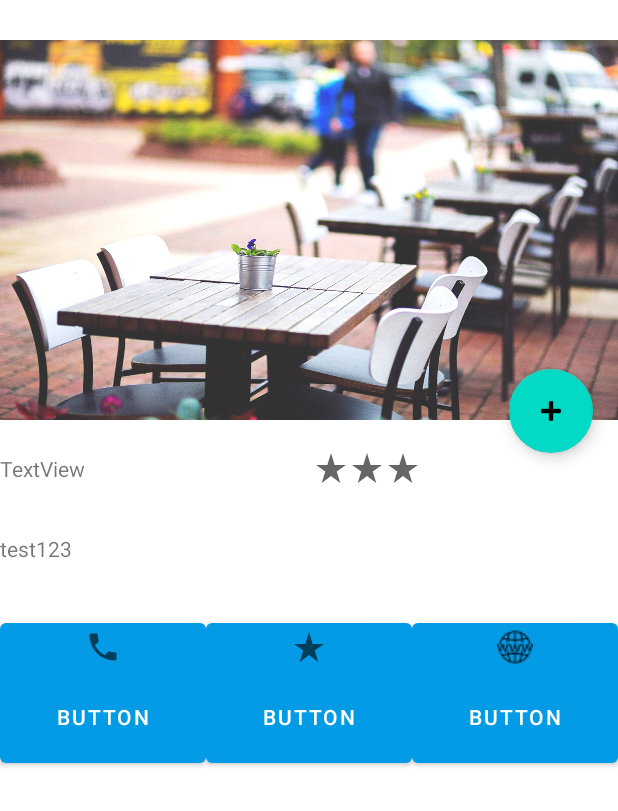
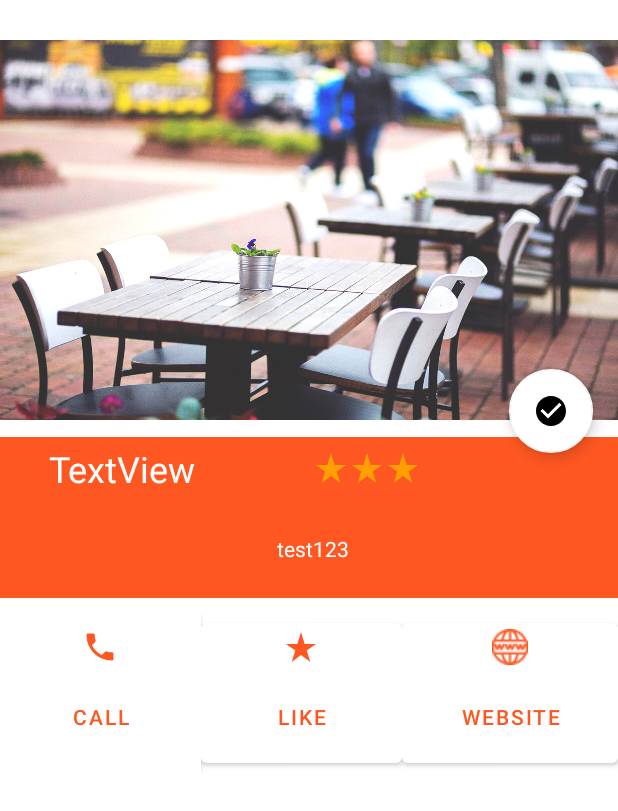
Before and after one commit to coursju/Go4Lunch, an Android app: the layout fragment_detail.xml on its own in the app's theme, with its tools: preview values and no code run, on a phone screen of 412 x 824 dp. Shown: the top 811 px of the screen. Run offline under Robolectric (Android 15) with nearby library versions, the phone set to English and light mode, and no system bars.

```diff
--- a/app/src/main/java/com/coursju/go4lunch/authentification/AuthentificationActivity.java
+++ b/app/src/main/java/com/coursju/go4lunch/authentification/AuthentificationActivity.java
@@ -5,12 +5,12 @@ import android.os.Bundle;
 import androidx.appcompat.app.AppCompatActivity;
 
 import com.coursju.go4lunch.R;
+import com.coursju.go4lunch.base.BaseActivity;
 
-public class AuthentificationActivity extends AppCompatActivity {
+public class AuthentificationActivity extends BaseActivity {
 
     @Override
-    protected void onCreate(Bundle savedInstanceState) {
-        super.onCreate(savedInstanceState);
-        setContentView(R.layout.activity_authentification);
+    public int getFragmentLayout() {
+        return R.layout.activity_authentification;
     }
 }
--- /dev/null
+++ b/app/src/main/java/com/coursju/go4lunch/base/BaseActivity.java
@@ -0,0 +1,50 @@
+package com.coursju.go4lunch.base;
+
+
+import android.os.Bundle;
+import android.widget.Toast;
+
+import androidx.annotation.NonNull;
+import androidx.annotation.Nullable;
+import androidx.appcompat.app.ActionBar;
+import androidx.appcompat.app.AppCompatActivity;
+
+import com.coursju.go4lunch.R;
+import com.google.android.gms.tasks.OnFailureListener;
+import com.google.firebase.auth.FirebaseAuth;
+import com.google.firebase.auth.FirebaseUser;
+
+import butterknife.ButterKnife;
+
+
+public abstract class BaseActivity extends AppCompatActivity {
+
+    @Override
+    protected void onCreate(@Nullable Bundle savedInstanceState) {
+        super.onCreate(savedInstanceState);
+        this.setContentView(this.getFragmentLayout());
+        ButterKnife.bind(this);
+    }
+
+    public abstract int getFragmentLayout();
+
+    protected void configureToolbar(){
+        ActionBar ab = getSupportActionBar();
+        ab.setDisplayHomeAsUpEnabled(true);
+    }
+
+
+    @Nullable
+    protected FirebaseUser getCurrentUser(){ return FirebaseAuth.getInstance().getCurrentUser(); }
+
+    protected Boolean isCurrentUserLogged(){ return (this.getCurrentUser() != null); }
+
+    protected OnFailureListener onFailureListener(){
+        return new OnFailureListener() {
+            @Override
+            public void onFailure(@NonNull Exception e) {
+                Toast.makeText(getApplicationContext(), getString(R.string.error_unknown_error), Toast.LENGTH_LONG).show();
+            }
+        };
+    }
+}
--- a/app/src/main/res/drawable/ic_baseline_phone_24.xml
+++ b/app/src/main/res/drawable/ic_baseline_phone_24.xml
@@ -3,7 +3,7 @@
     android:height="24dp"
     android:viewportWidth="24"
     android:viewportHeight="24"
-    android:tint="?attr/colorControlNormal">
+    android:tint="@color/orange_design">
   <path
       android:fillColor="@android:color/white"
       android:pathData="M6.62,10.79c1.44,2.83 3.76,5.14 6.59,6.59l2.2,-2.2c0.27,-0.27 0.67,-0.36 1.02,-0.24 1.12,0.37 2.33,0.57 3.57,0.57 0.55,0 1,0.45 1,1V20c0,0.55 -0.45,1 -1,1 -9.39,0 -17,-7.61 -17,-17 0,-0.55 0.45,-1 1,-1h3.5c0.55,0 1,0.45 1,1 0,1.25 0.2,2.45 0.57,3.57 0.11,0.35 0.03,0.74 -0.25,1.02l-2.2,2.2z"/>
--- a/app/src/main/res/drawable/ic_baseline_star_rate_24.xml
+++ b/app/src/main/res/drawable/ic_baseline_star_rate_24.xml
@@ -3,7 +3,7 @@
     android:height="24dp"
     android:viewportWidth="24"
     android:viewportHeight="24"
-    android:tint="?attr/colorControlNormal">
+    android:tint="@color/orange_design">
   <path
       android:fillColor="@android:color/white"
       android:pathData="M14.43,10l-2.43,-8l-2.43,8l-7.57,0l6.18,4.41l-2.35,7.59l6.17,-4.69l6.18,4.69l-2.35,-7.59l6.17,-4.41z"/>
--- /dev/null
+++ b/app/src/main/res/drawable/ic_check_circle_black_48dp.xml
@@ -0,0 +1,9 @@
+<vector xmlns:android="http://schemas.android.com/apk/res/android"
+    android:width="48dp"
+    android:height="48dp"
+    android:viewportWidth="24"
+    android:viewportHeight="24">
+  <path
+      android:pathData="M12,2C6.48,2 2,6.48 2,12s4.48,10 10,10 10,-4.48 10,-10S17.52,2 12,2zM10,17l-5,-5 1.41,-1.41L10,14.17l7.59,-7.59L19,8l-9,9z"
+      android:fillColor="#009688"/>
+</vector>
--- a/app/src/main/res/layout/activity_main_nav_header.xml
+++ b/app/src/main/res/layout/activity_main_nav_header.xml
@@ -7,7 +7,6 @@
     android:layout_height="@dimen/nav_header_height">
 
     <ImageView
-        android:id="@+id/imageView"
         android:layout_width="wrap_content"
         android:layout_height="wrap_content"
         app:layout_constraintBottom_toBottomOf="parent"
@@ -28,7 +27,6 @@
         app:layout_constraintVertical_bias="0.0">
 
         <TextView
-            android:id="@+id/textView5"
             android:layout_width="wrap_content"
             android:layout_height="wrap_content"
             android:text="@string/app_name"
--- a/app/src/main/res/layout/fragment_detail.xml
+++ b/app/src/main/res/layout/fragment_detail.xml
@@ -7,25 +7,26 @@
     android:layout_height="match_parent">
 
     <com.google.android.material.floatingactionbutton.FloatingActionButton
-        android:id="@+id/floatingActionButton"
+        android:id="@+id/details_floatingActionButton"
         android:layout_width="wrap_content"
         android:layout_height="wrap_content"
         android:clickable="true"
-        app:layout_constraintBottom_toTopOf="@+id/linearLayout"
+        android:src="@drawable/ic_check_circle_black_48dp"
+        app:backgroundTint="#FFFFFF"
+        app:layout_constraintBottom_toTopOf="@+id/details_linearLayout"
         app:layout_constraintEnd_toEndOf="parent"
         app:layout_constraintHorizontal_bias="0.954"
         app:layout_constraintStart_toStartOf="parent"
-        app:layout_constraintTop_toBottomOf="@+id/imageView"
-        app:layout_constraintVertical_bias="0.767"
-        app:srcCompat="@android:drawable/ic_input_add" />
+        app:layout_constraintTop_toBottomOf="@+id/details_imageView"
+        app:layout_constraintVertical_bias="0.767" />
 
     <ImageView
-        android:id="@+id/imageView"
+        android:id="@+id/details_imageView"
         android:layout_width="420dp"
         android:layout_height="253dp"
         android:layout_marginTop="16dp"
         android:scaleType="fitXY"
-        app:layout_constraintBottom_toTopOf="@+id/linearLayout"
+        app:layout_constraintBottom_toTopOf="@+id/details_linearLayout"
         app:layout_constraintEnd_toEndOf="parent"
         app:layout_constraintHorizontal_bias="0.436"
         app:layout_constraintStart_toStartOf="parent"
@@ -33,51 +34,61 @@
         tools:srcCompat="@drawable/ic_fortests_restau" />
 
     <LinearLayout
-        android:id="@+id/linearLayout2"
+        android:id="@+id/details_linearLayout2"
         android:layout_width="412dp"
         android:layout_height="105dp"
         android:orientation="horizontal"
-        app:layout_constraintBottom_toTopOf="@+id/scrollView2"
+        app:layout_constraintBottom_toTopOf="@+id/details_scrollview"
         app:layout_constraintEnd_toEndOf="parent"
         app:layout_constraintHorizontal_bias="1.0"
         app:layout_constraintStart_toStartOf="parent"
-        app:layout_constraintTop_toBottomOf="@+id/linearLayout">
+        app:layout_constraintTop_toBottomOf="@+id/details_linearLayout">
 
         <Button
-            android:id="@+id/button"
+            android:id="@+id/details_call_button"
             android:layout_width="wrap_content"
             android:layout_height="match_parent"
             android:layout_weight="1"
+            android:background="@color/white"
             android:drawableTop="@drawable/ic_baseline_phone_24"
-            android:text="Button" />
+            android:text="@string/details_call_button"
+            android:textColor="@color/orange_design"
+            app:backgroundTint="#FFFFFF"
+            app:iconTint="@color/orange_design"
+            app:iconTintMode="add" />
 
         <Button
-            android:id="@+id/button2"
+            android:id="@+id/details_like_button"
             android:layout_width="wrap_content"
             android:layout_height="match_parent"
             android:layout_weight="1"
             android:drawableTop="@drawable/ic_baseline_star_rate_24"
-            android:text="Button" />
+            android:text="@string/details_like_button"
+            android:textColor="@color/orange_design"
+            app:backgroundTint="#FFFFFF" />
 
         <Button
-            android:id="@+id/button3"
+            android:id="@+id/details_website_button"
             android:layout_width="wrap_content"
             android:layout_height="match_parent"
             android:layout_weight="1"
-            android:drawableTop="@drawable/ic_website"
-            android:text="Button" />
+            android:drawableTop="@drawable/ic_worldwideweb"
+            android:text="@string/details_website_button"
+            android:textColor="@color/orange_design"
+            app:backgroundTint="#FFFFFF" />
     </LinearLayout>
 
     <LinearLayout
-        android:id="@+id/linearLayout"
+        android:id="@+id/details_linearLayout"
         android:layout_width="417dp"
         android:layout_height="107dp"
+        android:background="@color/orange_design"
         android:orientation="vertical"
-        app:layout_constraintBottom_toTopOf="@+id/linearLayout2"
+        app:layout_constraintBottom_toTopOf="@+id/details_linearLayout2"
         app:layout_constraintEnd_toEndOf="parent"
         app:layout_constraintHorizontal_bias="0.0"
         app:layout_constraintStart_toStartOf="parent"
-        app:layout_constraintTop_toBottomOf="@+id/imageView"
+        app:layout_constraintTop_toBottomOf="@+id/details_imageView"
         app:layout_constraintVertical_bias="0.0">
 
         <LinearLayout
@@ -86,12 +97,15 @@
             android:orientation="horizontal">
 
             <TextView
-                android:id="@+id/textView2"
+                android:id="@+id/details_resto_name"
                 android:layout_width="match_parent"
                 android:layout_height="match_parent"
                 android:layout_weight="2"
                 android:gravity="center|left"
-                android:text="TextView" />
+                android:text="TextView"
+                android:textAlignment="center"
+                android:textColor="#FFFFFF"
+                android:textSize="24sp" />
 
             <LinearLayout
                 android:layout_width="match_parent"
@@ -101,23 +115,26 @@
                 android:orientation="horizontal">
 
                 <ImageView
-                    android:id="@+id/imageView2"
+                    android:id="@+id/details_star_1"
                     android:layout_width="wrap_content"
                     android:layout_height="wrap_content"
+                    app:tint="@color/colorAccent"
                     app:srcCompat="@drawable/ic_baseline_star_rate_24"
                     tools:ignore="VectorDrawableCompat" />
 
                 <ImageView
-                    android:id="@+id/imageView3"
+                    android:id="@+id/details_star_2"
                     android:layout_width="wrap_content"
                     android:layout_height="wrap_content"
+                    app:tint="@color/colorAccent"
                     app:srcCompat="@drawable/ic_baseline_star_rate_24"
                     tools:ignore="VectorDrawableCompat" />
 
                 <ImageView
-                    android:id="@+id/imageView4"
+                    android:id="@+id/details_star_3"
                     android:layout_width="wrap_content"
                     android:layout_height="wrap_content"
+                    app:tint="@color/colorAccent"
                     app:srcCompat="@drawable/ic_baseline_star_rate_24"
                     tools:ignore="VectorDrawableCompat" />
             </LinearLayout>
@@ -125,23 +142,26 @@
         </LinearLayout>
 
         <TextView
-            android:id="@+id/textView4"
+            android:id="@+id/details_resto_address"
             android:layout_width="match_parent"
             android:layout_height="match_parent"
             android:gravity="center|left"
-            android:text="test123" />
+            android:text="test123"
+            android:textAlignment="center"
+            android:textColor="#FFFFFF" />
     </LinearLayout>
 
     <ScrollView
-        android:id="@+id/scrollView2"
+        android:id="@+id/details_scrollview"
         android:layout_width="418dp"
         android:layout_height="287dp"
         app:layout_constraintBottom_toBottomOf="parent"
         app:layout_constraintEnd_toEndOf="parent"
         app:layout_constraintStart_toStartOf="parent"
-        app:layout_constraintTop_toBottomOf="@+id/linearLayout2">
+        app:layout_constraintTop_toBottomOf="@+id/details_linearLayout2">
 
         <androidx.recyclerview.widget.RecyclerView
+            android:id="@+id/details_reclyclerview"
             android:layout_width="match_parent"
             android:layout_height="wrap_content" />
     </ScrollView>
--- a/app/src/main/res/values/colors.xml
+++ b/app/src/main/res/values/colors.xml
@@ -24,6 +24,8 @@
     <color name="colorAccentDark">#FFFFFF</color>
 
     <color name="alpha_drawer">#B3757575</color>
+    <color name="orange_design">#FF5722</color>
+
 
 
 </resources>
--- a/app/src/main/res/values/strings.xml
+++ b/app/src/main/res/values/strings.xml
@@ -26,6 +26,13 @@
     <string name="drawer_settings">Settings</string>
     <string name="drawer_logout">Logout</string>
 
+    <!-- DETAILS FRAGMENT -->
+    <string name="details_call_button">CALL</string>
+    <string name="details_like_button">LIKE</string>
+    <string name="details_website_button">WEBSITE</string>
+
+
+
 
 
 
--- a/build.gradle
+++ b/build.gradle
@@ -6,6 +6,7 @@ buildscript {
     }
     dependencies {
         classpath "com.android.tools.build:gradle:4.1.0"
+        classpath 'com.google.gms:google-services:4.3.4'
 
         // NOTE: Do not place your application dependencies here; they belong
         // in the individual module build.gradle files
```
Also changed, not shown: app/build.gradle (+27 -0 lines), app/src/main/res/drawable/ic_website.png (deleted), app/src/main/res/drawable/ic_worldwideweb.png (added), 1 other file.
